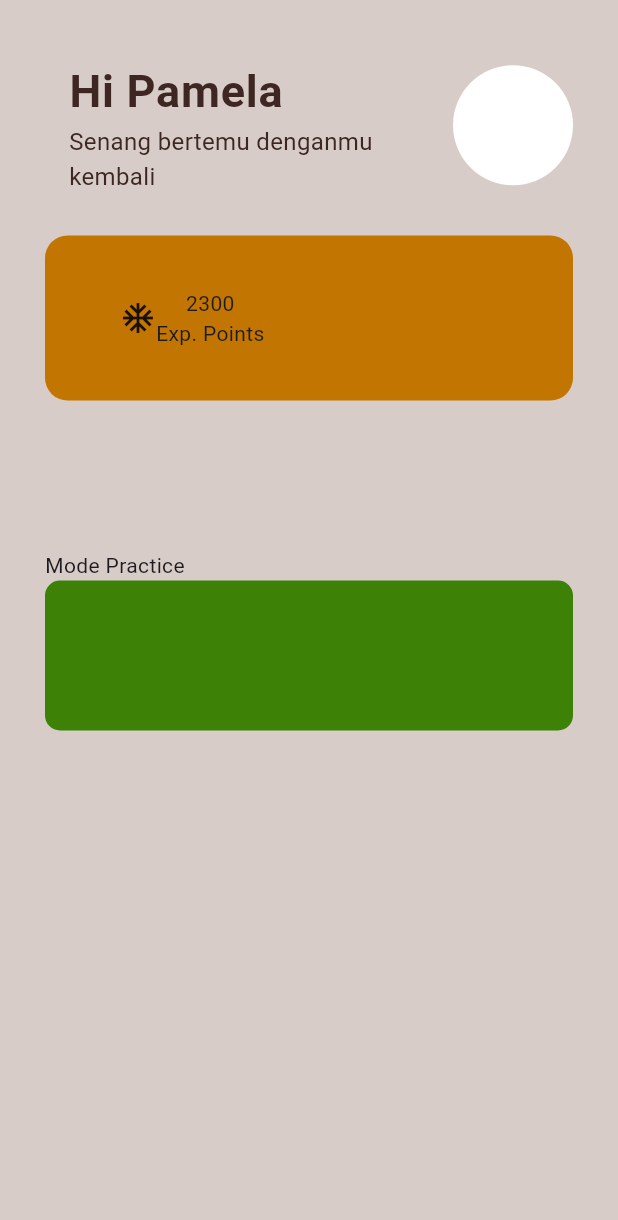
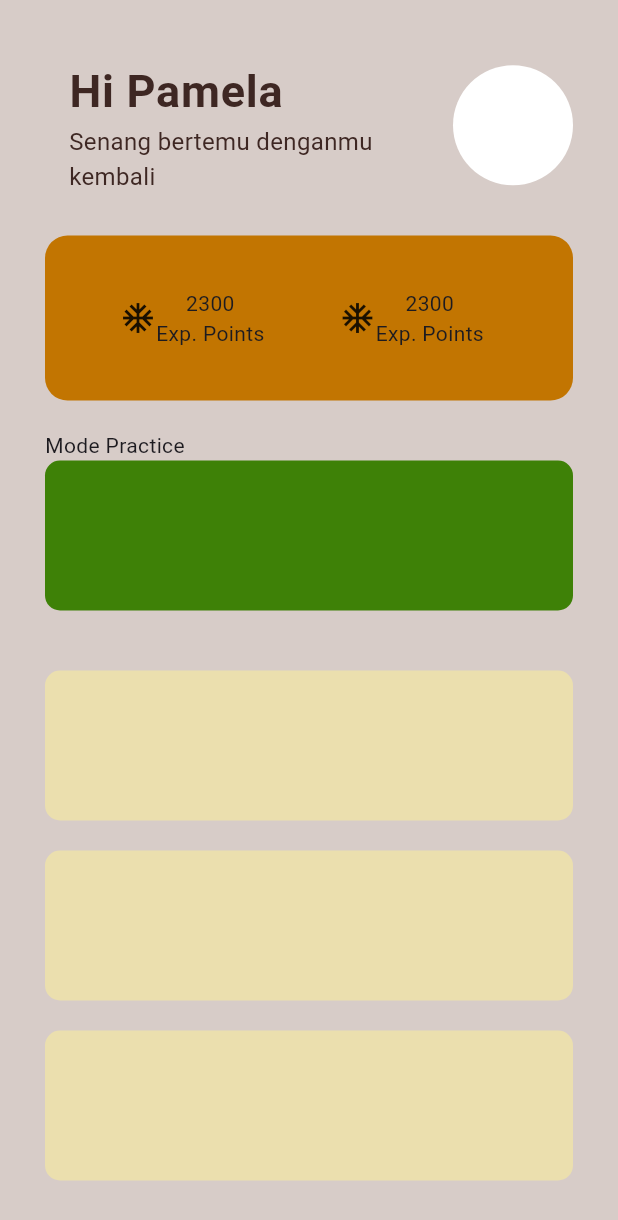
Before and after one commit to Faqihasyari/animated, a Flutter app: the screen it shows after launch, on a phone screen of 412 x 824 dp. Shown: the top 1220 px of the screen. Run offline on Flutter 3.47's test engine with Material 3 defaults, Android fonts, the phone set to English and light mode, and no system bars; missing offline and left inert: custom_button_builder.

Commit message:
container

```diff
--- a/lib/home_page.dart
+++ b/lib/home_page.dart
@@ -62,11 +62,18 @@ class _HomePageState extends State<HomePage> {
                       mainAxisAlignment: MainAxisAlignment.center,
                       children: [Text('2300'), Text('Exp. Points')],
                     ),
+                    SizedBox(width: 50),
+
+                    Icon(Icons.ac_unit_sharp),
+                    Column(
+                      mainAxisAlignment: MainAxisAlignment.center,
+                      children: [Text('2300'), Text('Exp. Points')],
+                    ),
                   ],
                 ),
               ),
             ),
-            SizedBox(height: 100),
+            SizedBox(height: 20),
             Text('Mode Practice'),
             Container(
               width: double.infinity,
@@ -76,6 +83,36 @@ class _HomePageState extends State<HomePage> {
                 borderRadius: BorderRadius.circular(10),
               ),
             ),
+            SizedBox(height: 40),
+
+            Container(
+              width: double.infinity,
+              height: 100,
+              decoration: BoxDecoration(
+                color: const Color.fromARGB(255, 235, 223, 174),
+                borderRadius: BorderRadius.circular(10),
+              ),
+            ),
+            SizedBox(height: 20),
+
+            Container(
+              width: double.infinity,
+              height: 100,
+              decoration: BoxDecoration(
+                color: const Color.fromARGB(255, 235, 223, 174),
+                borderRadius: BorderRadius.circular(10),
+              ),
+            ),
+            SizedBox(height: 20),
+
+            Container(
+              width: double.infinity,
+              height: 100,
+              decoration: BoxDecoration(
+                color: const Color.fromARGB(255, 235, 223, 174),
+                borderRadius: BorderRadius.circular(10),
+              ),
+            ),
           ],
         ),
       ),
```
